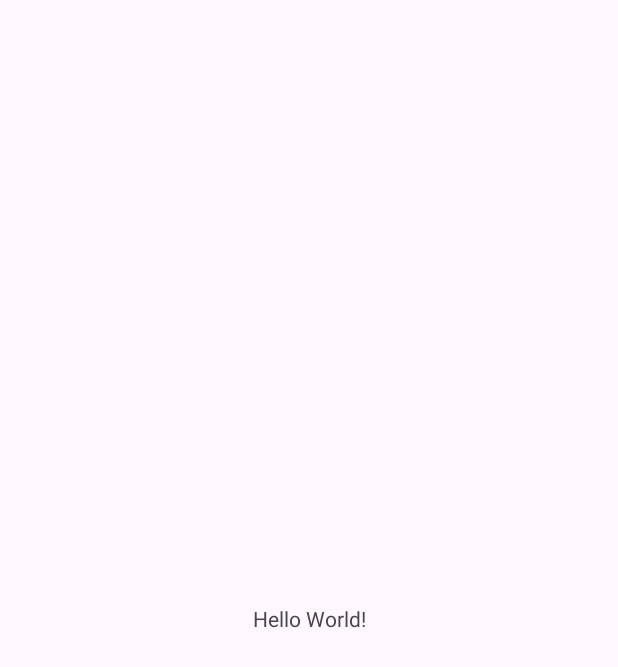
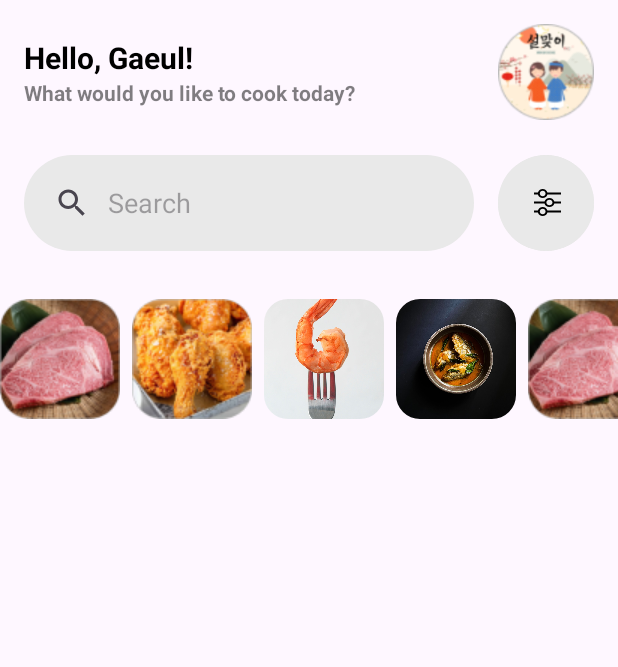
Before and after one commit to birudachan/food-planner, an Android app: the screen it shows after launch (MainActivity), on a phone screen of 412 x 824 dp. Before the commit the part shown is almost empty. Shown: the top 667 px of the screen. Run offline under Robolectric (Android 15) with nearby library versions, the phone set to English and light mode, and no system bars.

Commit message:
Feat: Add Search View and Ingredient Recycler View

```diff
--- /dev/null
+++ b/app/src/main/java/app/twentyhours/foodplanner/CustomAdapter.kt
@@ -0,0 +1,32 @@
+package app.twentyhours.foodplanner
+
+import android.view.LayoutInflater
+import android.view.View
+import android.view.ViewGroup
+import android.widget.ImageView
+import androidx.recyclerview.widget.RecyclerView
+
+class CustomAdapter(private val dataSet: Array<Int>) :
+    RecyclerView.Adapter<CustomAdapter.ViewHolder>() {
+
+    class ViewHolder(view: View) : RecyclerView.ViewHolder(view) {
+        val imageView: ImageView = view.findViewById(R.id.home_ingredient_rc_item_image_view)
+    }
+
+    override fun onCreateViewHolder(viewGroup: ViewGroup, viewType: Int): ViewHolder {
+        // Create a new view, which defines the UI of the list item
+        val view = LayoutInflater.from(viewGroup.context)
+            .inflate(R.layout.home_ingredient_rc_item, viewGroup, false)
+        return ViewHolder(view)
+    }
+
+    // Replace the contents of a view (invoked by the layout manager)
+    override fun onBindViewHolder(viewHolder: ViewHolder, position: Int) {
+        // Get element from your dataset at this position and replace the
+        // contents of the view with that element
+        viewHolder.imageView.setImageResource(dataSet[position])
+    }
+
+    // Return the size of your dataset (invoked by the layout manager)
+    override fun getItemCount() = dataSet.size
+}
--- a/app/src/main/java/app/twentyhours/foodplanner/MainActivity.kt
+++ b/app/src/main/java/app/twentyhours/foodplanner/MainActivity.kt
@@ -1,10 +1,15 @@
 package app.twentyhours.foodplanner
 
 import android.os.Bundle
+import android.widget.Button
+import android.widget.ImageView
+import android.widget.Toast
 import androidx.activity.enableEdgeToEdge
 import androidx.appcompat.app.AppCompatActivity
 import androidx.core.view.ViewCompat
 import androidx.core.view.WindowInsetsCompat
+import androidx.recyclerview.widget.LinearLayoutManager
+import androidx.recyclerview.widget.RecyclerView
 
 class MainActivity : AppCompatActivity() {
     override fun onCreate(savedInstanceState: Bundle?) {
@@ -16,5 +21,31 @@ class MainActivity : AppCompatActivity() {
             v.setPadding(systemBars.left, systemBars.top, systemBars.right, systemBars.bottom)
             insets
         }
+
+        this.findViewById<Button>(R.id.home_setting_button).setOnClickListener {
+            Toast.makeText(this, "Setting button clicked", Toast.LENGTH_SHORT).show()
+        }
+
+        this.findViewById<ImageView>(R.id.home_profile_image_view).setOnClickListener {
+            Toast.makeText(this, "Profile image clicked", Toast.LENGTH_SHORT).show()
+        }
+
+        val dataset = arrayOf(
+            R.drawable.beef,
+            R.drawable.chicken,
+            R.drawable.shrimp,
+            R.drawable.fish,
+            R.drawable.beef,
+            R.drawable.chicken,
+            R.drawable.shrimp,
+            R.drawable.fish
+        )
+        val customAdapter = CustomAdapter(dataset)
+
+        val recyclerView:
+                RecyclerView = findViewById(R.id.home_ingredient_recycler_view)
+        recyclerView.layoutManager =
+            LinearLayoutManager(this, LinearLayoutManager.HORIZONTAL, false)
+        recyclerView.adapter = customAdapter
     }
 }
--- /dev/null
+++ b/app/src/main/res/drawable/baseline_settings.xml
@@ -0,0 +1,5 @@
+<vector xmlns:android="http://schemas.android.com/apk/res/android" android:height="24dp" android:tint="#000000" android:viewportHeight="24" android:viewportWidth="24" android:width="24dp">
+
+    <path android:fillColor="@android:color/white" android:pathData="M19.14,12.94c0.04,-0.3 0.06,-0.61 0.06,-0.94c0,-0.32 -0.02,-0.64 -0.07,-0.94l2.03,-1.58c0.18,-0.14 0.23,-0.41 0.12,-0.61l-1.92,-3.32c-0.12,-0.22 -0.37,-0.29 -0.59,-0.22l-2.39,0.96c-0.5,-0.38 -1.03,-0.7 -1.62,-0.94L14.4,2.81c-0.04,-0.24 -0.24,-0.41 -0.48,-0.41h-3.84c-0.24,0 -0.43,0.17 -0.47,0.41L9.25,5.35C8.66,5.59 8.12,5.92 7.63,6.29L5.24,5.33c-0.22,-0.08 -0.47,0 -0.59,0.22L2.74,8.87C2.62,9.08 2.66,9.34 2.86,9.48l2.03,1.58C4.84,11.36 4.8,11.69 4.8,12s0.02,0.64 0.07,0.94l-2.03,1.58c-0.18,0.14 -0.23,0.41 -0.12,0.61l1.92,3.32c0.12,0.22 0.37,0.29 0.59,0.22l2.39,-0.96c0.5,0.38 1.03,0.7 1.62,0.94l0.36,2.54c0.05,0.24 0.24,0.41 0.48,0.41h3.84c0.24,0 0.44,-0.17 0.47,-0.41l0.36,-2.54c0.59,-0.24 1.13,-0.56 1.62,-0.94l2.39,0.96c0.22,0.08 0.47,0 0.59,-0.22l1.92,-3.32c0.12,-0.22 0.07,-0.47 -0.12,-0.61L19.14,12.94zM12,15.6c-1.98,0 -3.6,-1.62 -3.6,-3.6s1.62,-3.6 3.6,-3.6s3.6,1.62 3.6,3.6S13.98,15.6 12,15.6z"/>
+
+</vector>
--- /dev/null
+++ b/app/src/main/res/drawable/home_ingredient_rc_item_image_view_bg.xml
@@ -0,0 +1,6 @@
+<?xml version="1.0" encoding="utf-8"?>
+<shape xmlns:android="http://schemas.android.com/apk/res/android">
+    <solid android:color="@color/grey" />
+    <corners
+        android:radius="8dp" />
+</shape>
--- /dev/null
+++ b/app/src/main/res/drawable/ic_settings.xml
@@ -0,0 +1,15 @@
+<vector xmlns:android="http://schemas.android.com/apk/res/android" android:height="25.714285dp" android:viewportHeight="15" android:viewportWidth="14" android:width="24dp">
+
+    <group>
+
+        <clip-path android:pathData="M0,0h14v15h-14z"/>
+
+        <path android:fillColor="#000000" android:fillType="evenOdd" android:pathData="M3,2.5C3,1.672 3.672,1 4.5,1C5.328,1 6,1.672 6,2.5C6,3.328 5.328,4 4.5,4C3.672,4 3,3.328 3,2.5ZM2.05,3L-3.5,3C-3.776,3 -4,2.776 -4,2.5C-4,2.224 -3.776,2 -3.5,2L2.05,2C2.282,0.859 3.291,0 4.5,0C5.709,0 6.718,0.859 6.95,2H16.5C16.776,2 17,2.224 17,2.5C17,2.776 16.776,3 16.5,3H6.95C6.718,4.141 5.709,5 4.5,5C3.291,5 2.282,4.141 2.05,3Z"/>
+
+        <path android:fillColor="#000000" android:fillType="evenOdd" android:pathData="M6.409,7.5C6.409,6.692 7.1,6 8,6C8.9,6 9.591,6.692 9.591,7.5C9.591,8.308 8.9,9 8,9C7.1,9 6.409,8.308 6.409,7.5ZM5.461,8L-3.5,8C-3.776,8 -4,7.776 -4,7.5C-4,7.224 -3.776,7 -3.5,7L5.461,7C5.702,5.846 6.763,5 8,5C9.237,5 10.298,5.846 10.54,7H20.091C20.367,7 20.591,7.224 20.591,7.5C20.591,7.776 20.367,8 20.091,8H10.54C10.298,9.154 9.237,10 8,10C6.763,10 5.702,9.154 5.461,8Z"/>
+
+        <path android:fillColor="#000000" android:fillType="evenOdd" android:pathData="M3,12.5C3,11.672 3.672,11 4.5,11C5.328,11 6,11.672 6,12.5C6,13.328 5.328,14 4.5,14C3.672,14 3,13.328 3,12.5ZM2.05,13L-3.5,13C-3.776,13 -4,12.776 -4,12.5C-4,12.224 -3.776,12 -3.5,12L2.05,12C2.282,10.859 3.291,10 4.5,10C5.709,10 6.718,10.859 6.95,12H17.5C17.776,12 18,12.224 18,12.5C18,12.776 17.776,13 17.5,13H6.95C6.718,14.141 5.709,15 4.5,15C3.291,15 2.282,14.141 2.05,13Z"/>
+
+    </group>
+
+</vector>
--- /dev/null
+++ b/app/src/main/res/drawable/search_view_bg.xml
@@ -0,0 +1,6 @@
+<?xml version="1.0" encoding="utf-8"?>
+<shape xmlns:android="http://schemas.android.com/apk/res/android">
+    <solid android:color="@color/grey" />
+    <corners
+        android:radius="32dp" />
+</shape>
--- a/app/src/main/res/layout/activity_main.xml
+++ b/app/src/main/res/layout/activity_main.xml
@@ -7,13 +7,82 @@
     android:layout_height="match_parent"
     tools:context=".MainActivity">
 
+    <!--PROFILE PICTURE-->
+    <ImageView
+        android:id="@+id/home_profile_image_view"
+        android:layout_width="64dp"
+        android:layout_height="64dp"
+        android:layout_marginTop="@dimen/margin_default"
+        android:layout_marginEnd="@dimen/margin_default"
+        android:src="@drawable/bvatar"
+        app:layout_constraintEnd_toEndOf="parent"
+        app:layout_constraintTop_toTopOf="parent"
+        tools:src="@drawable/bvatar" />
+
+    <!--GREETING-->
     <TextView
+        android:id="@+id/home_greeting_top_text_view"
         android:layout_width="wrap_content"
         android:layout_height="wrap_content"
-        android:text="Hello World!"
-        app:layout_constraintBottom_toBottomOf="parent"
+        android:layout_marginStart="@dimen/margin_default"
+        android:text="Hello, Gaeul!"
+        android:textColor="@color/black"
+        android:textSize="20sp"
+        android:textStyle="bold"
+        app:layout_constraintBottom_toTopOf="@+id/home_greeting_bottom_text_view"
+        app:layout_constraintStart_toStartOf="parent"
+        app:layout_constraintTop_toTopOf="@+id/home_profile_image_view"
+        app:layout_constraintVertical_chainStyle="packed" />
+
+    <TextView
+        android:id="@+id/home_greeting_bottom_text_view"
+        android:layout_width="wrap_content"
+        android:layout_height="wrap_content"
+        android:alpha="0.5"
+        android:text="@string/what_would_you_like_to_cook_today"
+        android:textColor="@color/black"
+        android:textSize="14sp"
+        android:textStyle="bold"
+        app:layout_constraintBottom_toBottomOf="@+id/home_profile_image_view"
+        app:layout_constraintStart_toStartOf="@+id/home_greeting_top_text_view"
+        app:layout_constraintTop_toBottomOf="@+id/home_greeting_top_text_view" />
+
+    <!--SEARCH VIEW-->
+    <androidx.appcompat.widget.SearchView
+        android:id="@+id/home_search_view"
+        android:layout_width="0dp"
+        android:layout_height="64dp"
+        android:layout_marginStart="@dimen/margin_default"
+        android:layout_marginTop="32dp"
+        android:layout_marginEnd="@dimen/margin_default"
+        android:background="@drawable/search_view_bg"
+        app:iconifiedByDefault="false"
+        app:layout_constraintEnd_toStartOf="@+id/home_setting_button"
+        app:layout_constraintStart_toStartOf="parent"
+        app:layout_constraintTop_toBottomOf="@+id/home_greeting_bottom_text_view"
+        app:queryBackground="@null"
+        app:queryHint="@string/search_label" />
+
+    <Button
+        android:id="@+id/home_setting_button"
+        android:layout_width="64dp"
+        android:layout_height="64dp"
+        android:layout_marginEnd="@dimen/margin_default"
+        android:backgroundTint="@color/grey"
+        android:insetTop="0dp"
+        android:insetBottom="0dp"
+        app:icon="@drawable/ic_settings"
+        app:iconTint="@color/black"
         app:layout_constraintEnd_toEndOf="parent"
-        app:layout_constraintStart_toStartOf="parent"
-        app:layout_constraintTop_toTopOf="parent" />
+        app:layout_constraintStart_toEndOf="@+id/home_search_view"
+        app:layout_constraintTop_toTopOf="@+id/home_search_view" />
+
+    <!--RECYCLER VIEW-->
+    <androidx.recyclerview.widget.RecyclerView
+        android:id="@+id/home_ingredient_recycler_view"
+        android:layout_width="match_parent"
+        android:layout_height="wrap_content"
+        android:layout_marginTop="32dp"
+        app:layout_constraintTop_toBottomOf="@+id/home_search_view" />
 
 </androidx.constraintlayout.widget.ConstraintLayout>
--- /dev/null
+++ b/app/src/main/res/layout/home_ingredient_rc_item.xml
@@ -0,0 +1,18 @@
+<?xml version="1.0" encoding="utf-8"?>
+<FrameLayout xmlns:android="http://schemas.android.com/apk/res/android"
+    xmlns:tools="http://schemas.android.com/tools"
+    android:layout_width="wrap_content"
+    android:layout_height="wrap_content"
+    xmlns:app="http://schemas.android.com/apk/res-auto"
+    android:layout_marginEnd="8dp"
+    android:gravity="center_vertical">
+
+    <com.google.android.material.imageview.ShapeableImageView
+        android:id="@+id/home_ingredient_rc_item_image_view"
+        android:layout_width="80dp"
+        android:layout_height="80dp"
+        android:contentDescription="@string/ingredient_image"
+        android:scaleType="centerCrop"
+        app:shapeAppearanceOverlay="@style/RoundImageView"
+        tools:src="@drawable/shrimp" />
+</FrameLayout>
--- a/app/src/main/res/values/colors.xml
+++ b/app/src/main/res/values/colors.xml
@@ -2,4 +2,5 @@
 <resources>
     <color name="black">#FF000000</color>
     <color name="white">#FFFFFFFF</color>
+    <color name="grey">#E9E9E9</color>
 </resources>
--- /dev/null
+++ b/app/src/main/res/values/dimens.xml
@@ -0,0 +1,4 @@
+<?xml version="1.0" encoding="utf-8"?>
+<resources>
+    <dimen name="margin_default">16dp</dimen>
+</resources>
--- /dev/null
+++ b/app/src/main/res/values/round_image.xml
@@ -0,0 +1,6 @@
+<?xml version="1.0" encoding="utf-8"?>
+<resources>
+    <style name="RoundImageView" parent="">
+        <item name="cornerSize">16dp</item>
+    </style>
+</resources>
--- a/app/src/main/res/values/strings.xml
+++ b/app/src/main/res/values/strings.xml
@@ -1,3 +1,6 @@
 <resources>
     <string name="app_name">Food Planner</string>
+    <string name="what_would_you_like_to_cook_today">What would you like to cook today?</string>
+    <string name="search_label">Search</string>
+    <string name="ingredient_image">Ingredient Image</string>
 </resources>
```
Also changed, not shown: app/src/main/res/drawable/beef.png (added), app/src/main/res/drawable/bvatar.png (added), app/src/main/res/drawable/chicken.png (added), app/src/main/res/drawable/fish.jpg (added), app/src/main/res/drawable/shrimp.jpg (added).
